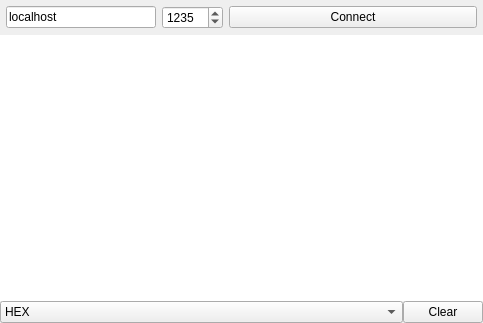
cidadao/qkconnect, file spy/mainwindow.ui: the form before one commit.
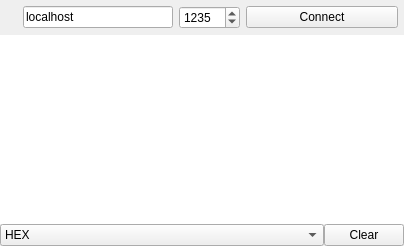
The form after the commit. Icons and pictures are not drawn.

```diff
--- a/spy/mainwindow.ui
+++ b/spy/mainwindow.ui
@@ -6,8 +6,8 @@
    <rect>
     <x>0</x>
     <y>0</y>
-    <width>483</width>
-    <height>323</height>
+    <width>404</width>
+    <height>246</height>
    </rect>
   </property>
   <property name="windowTitle">
@@ -44,6 +44,32 @@
       <property name="bottomMargin">
        <number>6</number>
       </property>
+      <item>
+       <widget class="QLabel" name="label">
+        <property name="text">
+         <string/>
+        </property>
+        <property name="pixmap">
+         <pixmap resource="resources/img.qrc">:/img/qkspy_black_24.png</pixmap>
+        </property>
+       </widget>
+      </item>
+      <item>
+       <spacer name="horizontalSpacer">
+        <property name="orientation">
+         <enum>Qt::Horizontal</enum>
+        </property>
+        <property name="sizeType">
+         <enum>QSizePolicy::Fixed</enum>
+        </property>
+        <property name="sizeHint" stdset="0">
+         <size>
+          <width>4</width>
+          <height>20</height>
+         </size>
+        </property>
+       </spacer>
+      </item>
       <item>
        <widget class="QLineEdit" name="lineIP">
         <property name="maximumSize">
```
Left out of the diff: 4 changed lines with no effect on the pictures.
